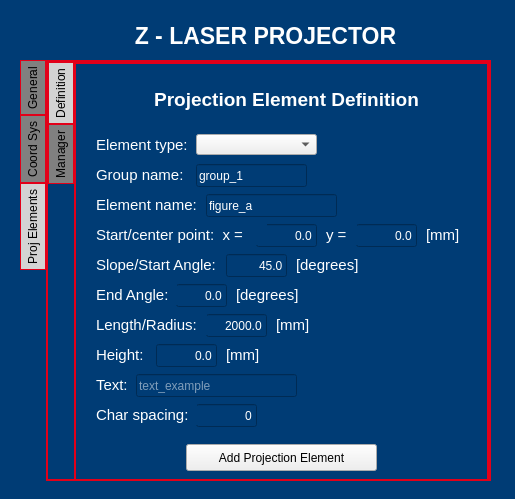
The window that z_laser_gui/src/z_laser_gui/main_window.ui (fada-catec/z_laser_projector) describes before a commit, drawn with Qt 5.
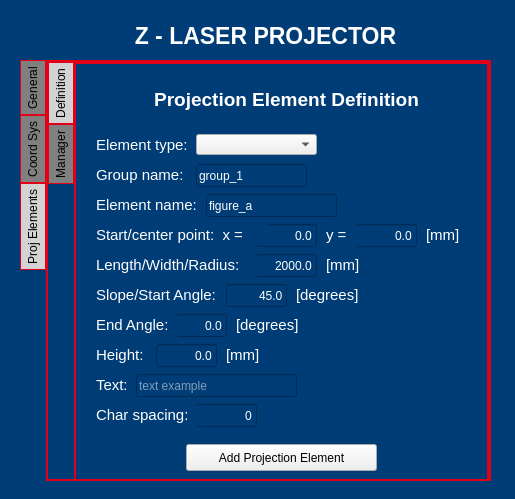
The same window after the commit. The open tabs and pages were chosen to show the change. Icons and pictures are not drawn.

Commit message: gui: refactoring and fixes in fields control of proj elem menu

Diff of the .ui file:
```diff
--- a/z_laser_gui/src/z_laser_gui/main_window.ui
+++ b/z_laser_gui/src/z_laser_gui/main_window.ui
@@ -1608,7 +1608,7 @@
         <property name="geometry">
          <rect>
           <x>20</x>
-          <y>190</y>
+          <y>220</y>
           <width>131</width>
           <height>21</height>
          </rect>
@@ -1726,8 +1726,8 @@
        <widget class="QLineEdit" name="pe_length">
         <property name="geometry">
          <rect>
-          <x>130</x>
-          <y>250</y>
+          <x>180</x>
+          <y>190</y>
           <width>61</width>
           <height>23</height>
          </rect>
@@ -1771,7 +1771,7 @@
         <property name="geometry">
          <rect>
           <x>220</x>
-          <y>190</y>
+          <y>220</y>
           <width>71</width>
           <height>21</height>
          </rect>
@@ -1795,8 +1795,8 @@
         <property name="geometry">
          <rect>
           <x>20</x>
-          <y>250</y>
-          <width>111</width>
+          <y>190</y>
+          <width>161</width>
           <height>21</height>
          </rect>
         </property>
@@ -1809,7 +1809,7 @@
          <string notr="true">color: rgb(255, 255, 255);</string>
         </property>
         <property name="text">
-         <string>Length/Radius:</string>
+         <string>Length/Width/Radius:</string>
         </property>
         <property name="alignment">
          <set>Qt::AlignLeading|Qt::AlignLeft|Qt::AlignVCenter</set>
@@ -1914,7 +1914,7 @@
         <property name="geometry">
          <rect>
           <x>150</x>
-          <y>190</y>
+          <y>220</y>
           <width>61</width>
           <height>23</height>
          </rect>
@@ -1935,8 +1935,8 @@
        <widget class="QLabel" name="label_30">
         <property name="geometry">
          <rect>
-          <x>200</x>
-          <y>250</y>
+          <x>250</x>
+          <y>190</y>
           <width>41</width>
           <height>21</height>
          </rect>
@@ -2006,7 +2006,7 @@
         <property name="geometry">
          <rect>
           <x>100</x>
-          <y>220</y>
+          <y>250</y>
           <width>51</width>
           <height>23</height>
          </rect>
@@ -2028,7 +2028,7 @@
         <property name="geometry">
          <rect>
           <x>160</x>
-          <y>220</y>
+          <y>250</y>
           <width>71</width>
           <height>21</height>
          </rect>
@@ -2052,7 +2052,7 @@
         <property name="geometry">
          <rect>
           <x>20</x>
-          <y>220</y>
+          <y>250</y>
           <width>81</width>
           <height>21</height>
          </rect>
@@ -2182,7 +2182,7 @@
          <set>Qt::AlignLeading|Qt::AlignLeft|Qt::AlignVCenter</set>
         </property>
         <property name="placeholderText">
-         <string>text_example</string>
+         <string>text example</string>
         </property>
        </widget>
        <widget class="QLineEdit" name="pe_char_space">
```
Left out of the diff: 20 changed lines with no effect on the pictures. The commit also changes 2 other files.
